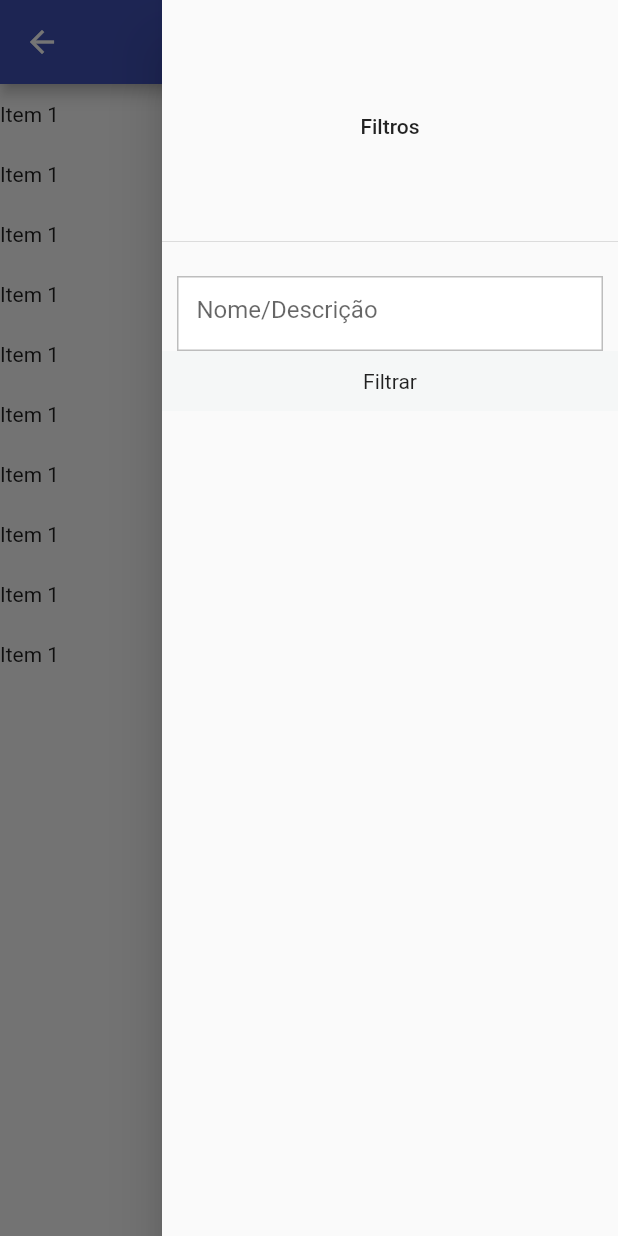
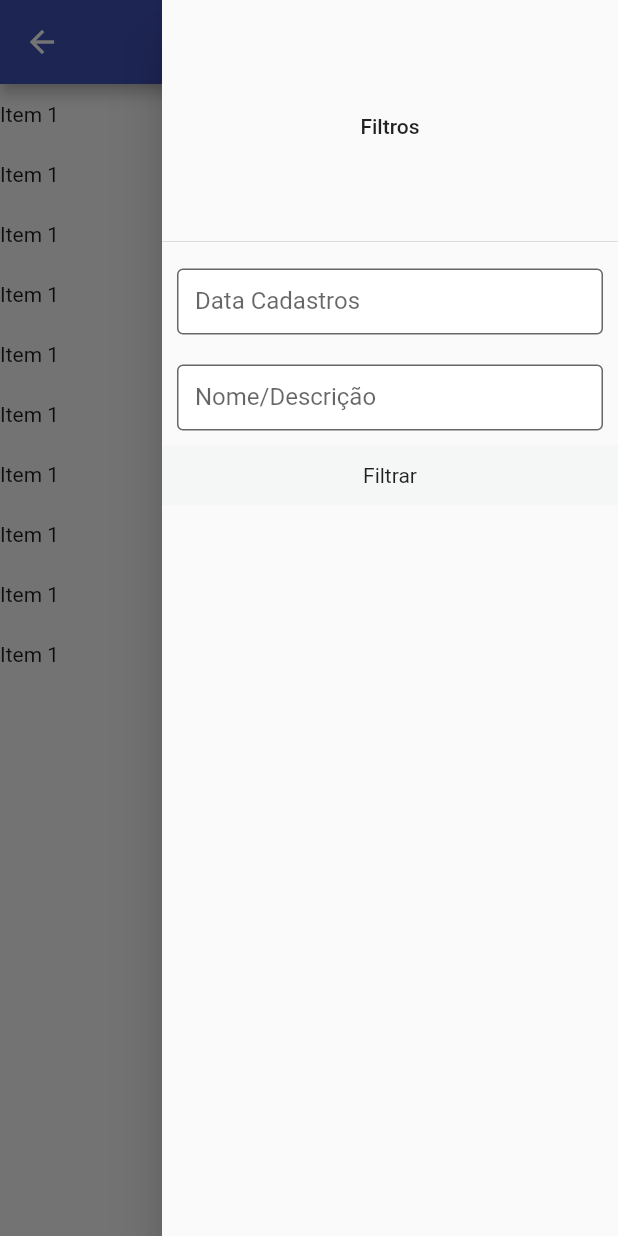
Before and after one commit to Geovane-Araujo/pm26s-spots, a Flutter app: the ListPontosTuristicos screen opened directly, with the side drawer open, on a phone screen of 412 x 824 dp. Run offline on Flutter 3.47's test engine with Material 2 defaults, Android fonts, the phone set to English and light mode, and no system bars; our stand-ins replace sqflite; accounts and stored records are empty.

Commit message:
ajustando tela de listagem

```diff
--- a/lib/main.dart
+++ b/lib/main.dart
@@ -1,13 +1,19 @@
 import 'package:flutter/material.dart';
+import 'package:spots/connection/connection_db.dart';
 import 'package:spots/pages/home.dart';
 import 'package:spots/pages/login.dart';
 
 void main() {
   runApp(const MyApp());
+
+
+
 }
 
 class MyApp extends StatelessWidget {
   const MyApp({super.key});
+
+
 
   @override
   Widget build(BuildContext context) {
--- a/lib/pages/list_pontos_turisitcos.dart
+++ b/lib/pages/list_pontos_turisitcos.dart
@@ -1,8 +1,10 @@
 import 'package:flutter/cupertino.dart';
 import 'package:flutter/material.dart';
-import 'package:spots/pages/page_pontos_turisticos.dart';
+import 'package:spots/pages/form_pontos_turisticos.dart';
 
 import '../style/Style.dart';
+import '../widgets/custom_input_date.dart';
+import '../widgets/custom_input_text.dart';
 import '../widgets/custom_textfield.dart';
 
 class ListPontosTuristicos extends StatefulWidget {
@@ -15,6 +17,12 @@ class ListPontosTuristicos extends StatefulWidget {
 class _ListPontosTuristicosState extends State<ListPontosTuristicos> {
 
   TextEditingController texfilter = new TextEditingController();
+  TextEditingController datefilter = new TextEditingController();
+
+  @override
+  void initState() {
+    print("dsljdk");
+  }
 
   @override
   Widget build(BuildContext context) {
@@ -31,8 +39,12 @@ class _ListPontosTuristicosState extends State<ListPontosTuristicos> {
                   child: Text("Filtros"),
                 )
             ),
-            CustomTextField(
-              textEditingController: texfilter,
+            CustomInputDate(
+              controller: datefilter,
+              hint: "Data Cadastros",
+            ),
+            CustomInputText(
+              controller: texfilter,
               hint: "Nome/Descrição",
             ),
             InkWell(
@@ -68,8 +80,11 @@ class _ListPontosTuristicosState extends State<ListPontosTuristicos> {
       ),
       floatingActionButton: FloatingActionButton(
         child: Icon(Icons.add),
-        onPressed: (){
-          Navigator.push(context,MaterialPageRoute(builder: (context) => PagePontosTuristicos()));
+        onPressed: () async{
+          await Navigator.push(context,MaterialPageRoute(builder: (context) => FormPontosTuristicos()));
+          setState(() {
+            print("SetState");
+          });
         },
       ),
     );
--- a/lib/pages/login.dart
+++ b/lib/pages/login.dart
@@ -2,6 +2,7 @@ import 'package:flutter/cupertino.dart';
 import 'package:flutter/material.dart';
 import 'package:spots/widgets/custom_textfield.dart';
 
+import '../connection/connection_db.dart';
 import '../style/Style.dart';
 import '../widgets/PButton.dart';
 
@@ -14,6 +15,11 @@ class Login extends StatefulWidget {
 
 class _LoginState extends State<Login> {
   TextEditingController _coLogin = new TextEditingController();
+
+  @override
+  void initState() {
+
+  }
 
   @override
   Widget build(BuildContext context) {
--- /dev/null
+++ b/lib/widgets/custom_input_date.dart
@@ -0,0 +1,57 @@
+import 'package:flutter/cupertino.dart';
+import 'package:flutter/material.dart';
+import 'package:intl/intl.dart';
+
+
+class CustomInputDate extends StatelessWidget {
+
+  final TextEditingController controller;
+  final String hint;
+  final Color backgroundColor;
+  final Color foregroundColor;
+
+
+  CustomInputDate({Key? key,
+    required this.controller,
+    required this.hint,
+    this.backgroundColor = Colors.white,
+    this.foregroundColor = Colors.black,
+  }) : super(key: key);
+
+  DateFormat formato = DateFormat('dd/MM/yyyy');
+
+  @override
+  Widget build(BuildContext context) {
+    return Container(
+      height: 44,
+      margin: EdgeInsets.all(10),
+      child: TextField(
+        controller: controller,
+        style: TextStyle(
+          color: foregroundColor,
+        ),
+        onTap: () async {
+          DateTime? date = DateTime(1900);
+          FocusScope.of(context).requestFocus(new FocusNode());
+          date = await showDatePicker(
+              context: context,
+              initialDate: DateTime.now(),
+              firstDate: DateTime(1900),
+              lastDate: DateTime(2040)
+          );
+          if(date != null)
+            controller.text = formato.format(date);
+          else
+            controller.text = "";
+        },
+        keyboardType: TextInputType.visiblePassword,
+        decoration: InputDecoration(
+            filled: true,
+            labelText: hint,
+            fillColor: backgroundColor,
+            border: OutlineInputBorder(borderSide: BorderSide(color: backgroundColor))
+        ),
+      ),
+    );
+  }
+}
--- /dev/null
+++ b/lib/widgets/custom_input_text.dart
@@ -0,0 +1,42 @@
+import 'package:flutter/cupertino.dart';
+import 'package:flutter/material.dart';
+import 'package:intl/intl.dart';
+
+
+class CustomInputText extends StatelessWidget {
+
+  final TextEditingController controller;
+  final String hint;
+  final Color backgroundColor;
+  final Color foregroundColor;
+
+
+  CustomInputText({Key? key,
+    required this.controller,
+    required this.hint,
+    this.backgroundColor = Colors.white,
+    this.foregroundColor = Colors.black,
+  }) : super(key: key);
+
+
+  @override
+  Widget build(BuildContext context) {
+    return Container(
+      height: 44,
+      margin: EdgeInsets.all(10),
+      child: TextField(
+        controller: controller,
+        style: TextStyle(
+          color: foregroundColor,
+        ),
+        keyboardType: TextInputType.visiblePassword,
+        decoration: InputDecoration(
+            filled: true,
+            labelText: hint,
+            fillColor: backgroundColor,
+            border: OutlineInputBorder(borderSide: BorderSide(color: backgroundColor))
+        ),
+      ),
+    );
+  }
+}
--- a/pubspec.yaml
+++ b/pubspec.yaml
@@ -14,6 +14,9 @@ dependencies:
     sdk: flutter
 
   cupertino_icons: ^1.0.2
+  intl: ^0.17.0
+  sqflite: ^2.1.0
+  path: ^1.8.2
 
 dev_dependencies:
   flutter_test:
```
Also changed, not shown: lib/connection/connection_db.dart (added, +21 -0 lines), lib/pages/form_pontos_turisticos.dart (added, +67 -0 lines), lib/pages/home.dart (+8 -0 lines), lib/pages/page_pontos_turisticos.dart (deleted, +0 -47 lines), lib/widgets/custom_button.dart (+0 -8 lines), pubspec.lock, 1 other file.
